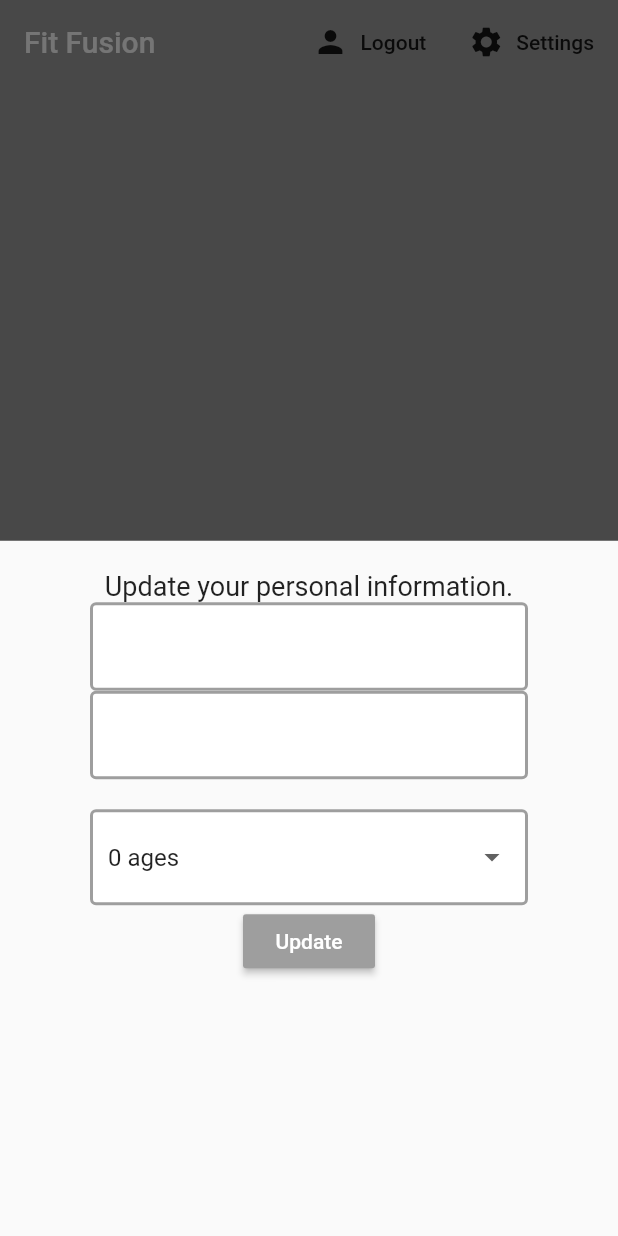
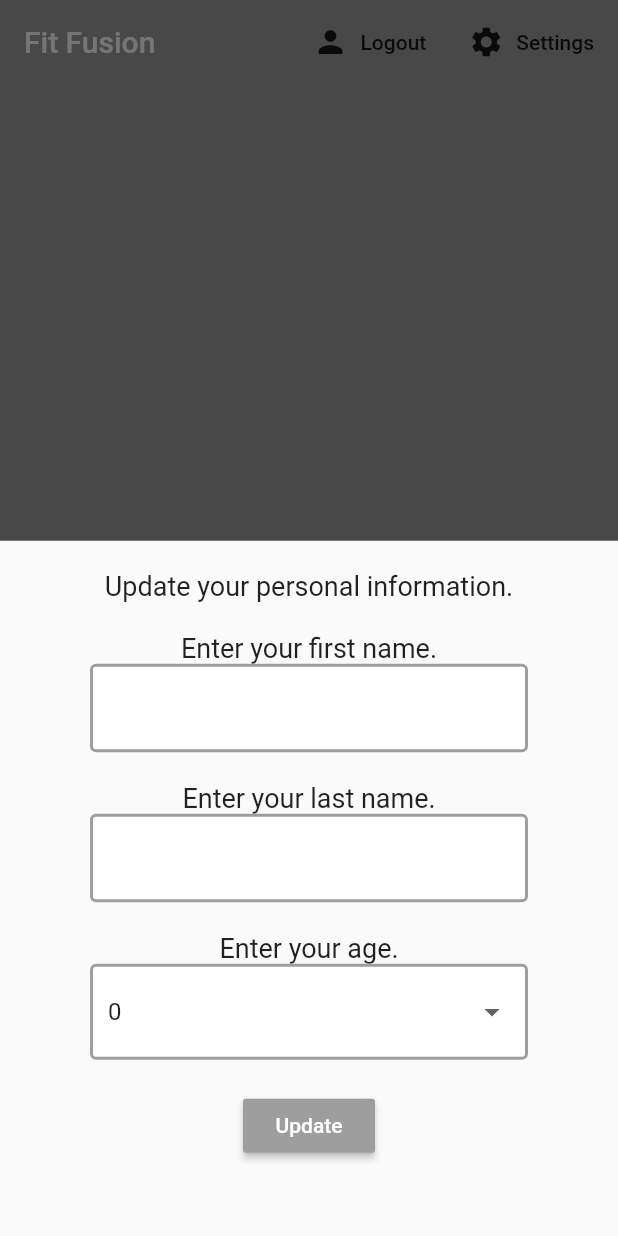
Before and after one commit to r-reynoso/fitfusion_app, a Flutter app: the screen it shows once a user with an empty profile is signed in, after a tap on "Settings", on a phone screen of 412 x 824 dp. Run offline on Flutter 3.47's test engine with Material 2 defaults, Android fonts, the phone set to English and light mode, and no system bars; our stand-ins replace cloud_firestore, firebase_auth, flutter_spinkit; accounts and stored records are empty.

Commit message:
In development of the settings functionality to change personal info.

```diff
--- a/lib/Models/user.dart
+++ b/lib/Models/user.dart
@@ -5,3 +5,13 @@ class User {
   User({ this.uid });
 
 }
+
+class UserData {
+
+  final String uid;
+  final String firstName;
+  final String lastName;
+  final int age;
+
+  UserData ({this.uid, this.firstName, this.lastName, this.age});
+}
--- a/lib/Screens/Home/settings_form.dart
+++ b/lib/Screens/Home/settings_form.dart
@@ -26,17 +26,31 @@ class _SettingsFormState extends State<SettingsForm> {
             'Update your personal information.',
             style: TextStyle(fontSize: 18.0),
           ),
+          SizedBox(height:20.0),
+          Text(
+            'Enter your first name.',
+            style: TextStyle(fontSize: 18.0),
+          ),
           TextFormField(
             decoration: textInputDecoration,
             validator: (val) => val.isEmpty ? 'Plase enter your first name.' : null,
             onChanged: (val) => setState(() => _currentFirstName = val),
           ),
+          SizedBox(height:20.0),
+          Text(
+            'Enter your last name.',
+            style: TextStyle(fontSize: 18.0),
+          ),
           TextFormField(
             decoration: textInputDecoration,
-            validator: (val) => val.isEmpty ? 'Plase enter your first name.' : null,
+            validator: (val) => val.isEmpty ? 'Plase enter your last name.' : null,
             onChanged: (val) => setState(() => _currentLastName = val),
           ),
           SizedBox(height:20.0),
+          Text(
+            'Enter your age.',
+            style: TextStyle(fontSize: 18.0),
+          ),
           // dropdown
           DropdownButtonFormField(
             decoration: textInputDecoration,
@@ -44,11 +58,12 @@ class _SettingsFormState extends State<SettingsForm> {
             items: ages.map((age){
               return DropdownMenuItem(
                 value: age,
-                child: Text('$age ages'),
+                child: Text('$age'),
               );
             }).toList(),
             onChanged: (val) => setState(() => _currentAge = val),
           ),
+          SizedBox(height:20.0),
           // slider
           RaisedButton(
             color: Colors.grey,
--- a/lib/Services/database.dart
+++ b/lib/Services/database.dart
@@ -1,5 +1,6 @@
 import 'package:cloud_firestore/cloud_firestore.dart';
 import 'package:fitfusionapp/Models/userInfo.dart';
+import 'package:fitfusionapp/Models/user.dart';
 
 class DatabaseService {
 
@@ -28,10 +29,25 @@ class DatabaseService {
     }).toList();
   }
 
+  // userData from snapshot
+  UserData _userDataFromSnapshot(DocumentSnapshot snapshot) {
+    return UserData(
+      uid: uid,
+      firstName: snapshot.data['firstName'],
+      lastName: snapshot.data['lastName'],
+      age: snapshot.data['age'],
+    );
+  }
+
   // get user stream
   Stream<List<Info>> get user {
     return userInfo.snapshots()
         .map(_infoListFromSnapshot);
   }
 
+  // get user doc stream
+  Stream<UserData> get userData{
+    return userInfo.document(uid).snapshots()
+        .map(_userDataFromSnapshot);
+  }
 }
```
